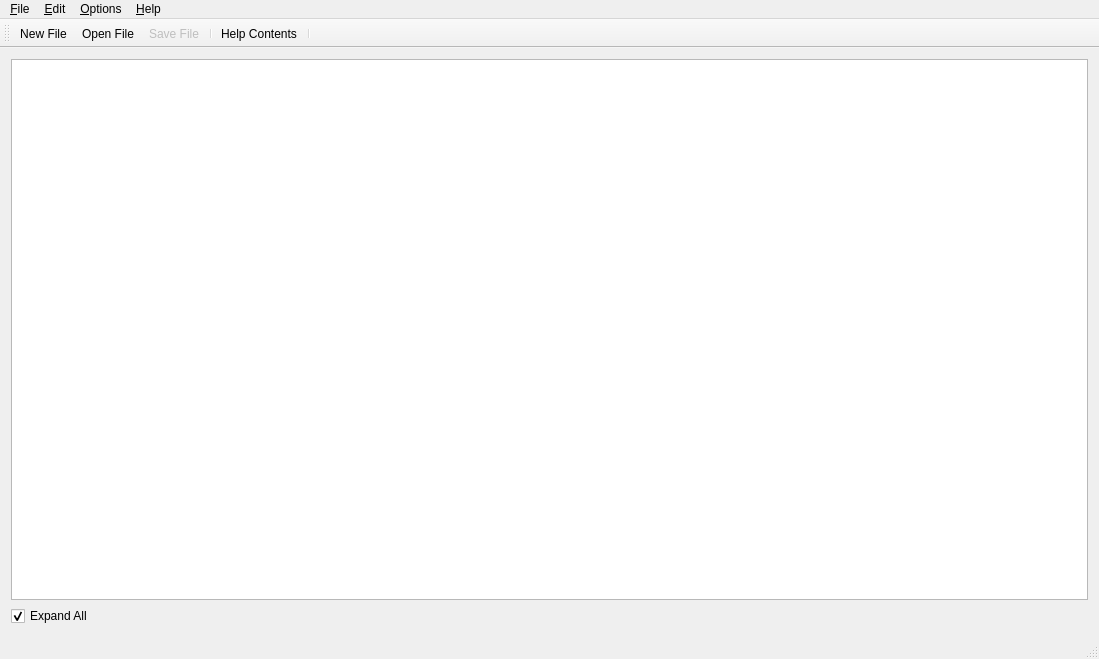
Before: the Qt Designer form mainwindow.ui in goblincoding/xmlmill, drawn with Qt 5.
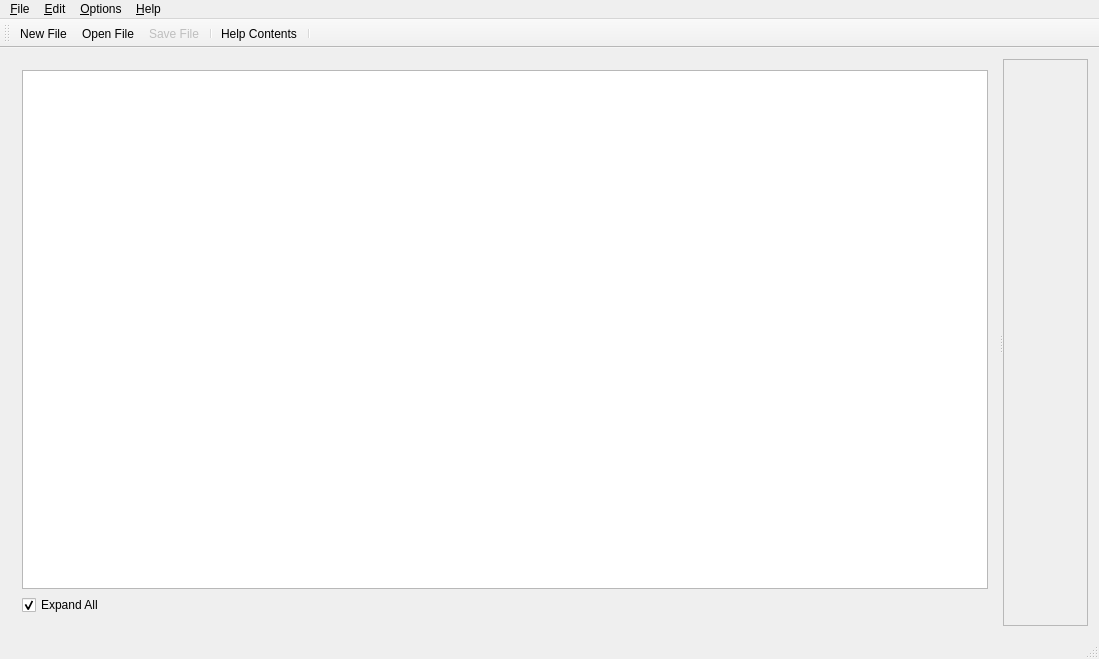
After: the same form once the commit is applied. Icons and pictures are not drawn. Custom widgets are drawn as their Qt base class.

```diff
--- a/mainwindow.ui
+++ b/mainwindow.ui
@@ -21,9 +21,20 @@
    <string notr="true"/>
   </property>
   <widget class="QWidget" name="centralWidget">
+   <layout class="QHBoxLayout" name="horizontalLayout_2">
+    <item>
+     <widget class="QSplitter" name="splitter">
+      <property name="orientation">
+       <enum>Qt::Horizontal</enum>
+      </property>
+      <widget class="QWidget" name="">
    <layout class="QVBoxLayout" name="verticalLayout">
     <item>
-     <widget class="DomTreeView" name="treeView"/>
+         <widget class="DomTreeView" name="treeView">
+          <property name="frameShadow">
+           <enum>QFrame::Sunken</enum>
+          </property>
+         </widget>
     </item>
     <item>
      <layout class="QHBoxLayout" name="horizontalLayout">
@@ -54,6 +65,23 @@
     </item>
    </layout>
   </widget>
+      <widget class="QFrame" name="frame">
+       <property name="frameShape">
+        <enum>QFrame::StyledPanel</enum>
+       </property>
+       <property name="frameShadow">
+        <enum>QFrame::Sunken</enum>
+       </property>
+       <layout class="QVBoxLayout" name="verticalLayout_2">
+        <item>
+         <widget class="DomEditWidget" name="domEditWidget" native="true"/>
+        </item>
+       </layout>
+      </widget>
+     </widget>
+    </item>
+   </layout>
+  </widget>
   <widget class="QMenuBar" name="menuBar">
    <property name="geometry">
     <rect>
@@ -329,6 +357,12 @@
    <extends>QTreeView</extends>
    <header>view/domtreeview.h</header>
   </customwidget>
+  <customwidget>
+   <class>DomEditWidget</class>
+   <extends>QWidget</extends>
+   <header>widgets/domeditwidget.h</header>
+   <container>1</container>
+  </customwidget>
  </customwidgets>
  <resources>
   <include location="resources/resources.qrc"/>
```
Left out of the diff: 2 changed lines with no effect on the pictures. Lines whose indentation alone changed are shown as unchanged.
